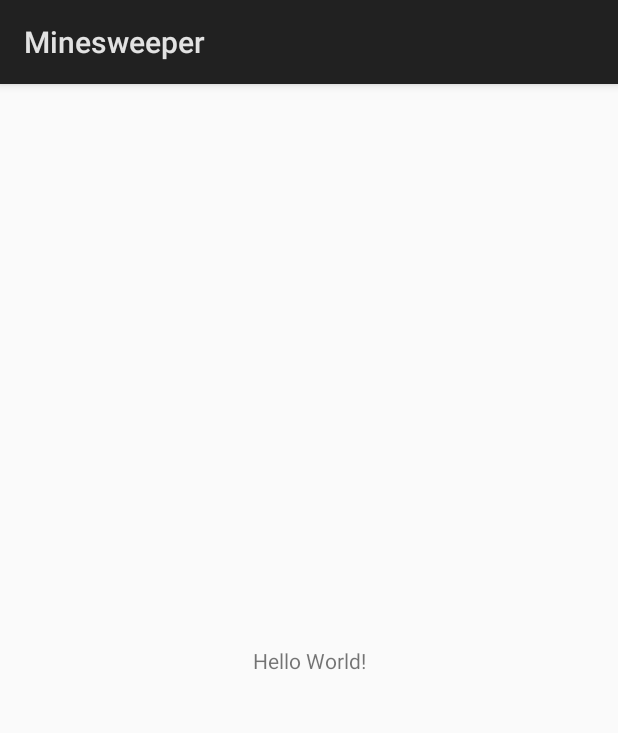
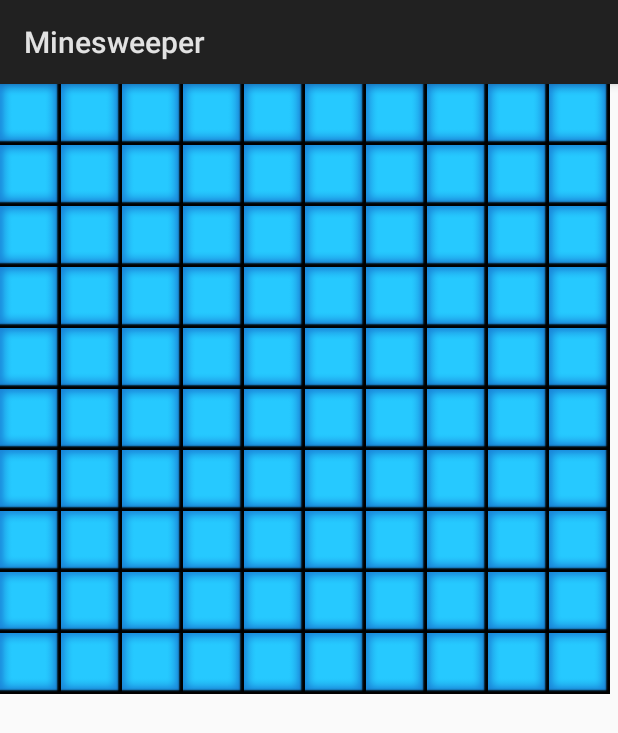
Before and after one commit to pav0373/Minesweeper, an Android app: the screen it shows after launch (MainActivity), on a phone screen of 412 x 824 dp. Shown: the top 733 px of the screen. Run offline under Robolectric (Android 15) with nearby library versions, the phone set to English and light mode, and no system bars.

Commit message:
Generovani boardu

```diff
--- a/app/build.gradle
+++ b/app/build.gradle
@@ -21,6 +21,7 @@ android {
 dependencies {
     implementation fileTree(dir: 'libs', include: ['*.jar'])
     implementation 'com.android.support.constraint:constraint-layout:1.1.3'
+    implementation 'com.android.support:support-v4:28.0.0'
     testImplementation 'junit:junit:4.12'
     androidTestImplementation 'com.android.support.test:runner:1.0.2'
     androidTestImplementation 'com.android.support.test.espresso:espresso-core:3.0.2'
--- /dev/null
+++ b/app/src/main/java/com/example/marek/minesweeper/BaseCell.java
@@ -0,0 +1,103 @@
+package com.example.marek.minesweeper;
+
+import android.content.Context;
+import android.view.View;
+
+public abstract class BaseCell extends View {
+
+    private int value;
+
+    private boolean isBomb;
+    private boolean isRevealed;
+    private boolean isClicked;
+    private boolean isFlagged;
+
+    private int x, y;
+
+    private int position;
+
+    public BaseCell(Context context){
+        super(context);
+    }
+
+    public int getValue() {
+        return value;
+    }
+
+    public void setValue(int value) {
+
+        isBomb=false;
+        isRevealed=false;
+        isClicked=false;
+        isFlagged=false;
+
+        if (value == -1)
+        {
+            isBomb = true;
+        }
+
+        this.value = value;
+    }
+
+    public boolean isBomb() {
+        return isBomb;
+    }
+
+    public void setBomb(boolean bomb) {
+        isBomb = bomb;
+    }
+
+    public boolean isRevealed() {
+        return isRevealed;
+    }
+
+    public void setRevealed(boolean revealed) {
+        isRevealed = revealed;
+    }
+
+    public boolean isClicked() {
+        return isClicked;
+    }
+
+    public void setClicked() {
+        isClicked = true;
+        this.isRevealed = true;
+
+        invalidate();
+    }
+
+    public boolean isFlagged() {
+        return isFlagged;
+    }
+
+    public void setFlagged(boolean flagged) {
+        isFlagged = flagged;
+    }
+
+
+    public int getXPos() {
+        return x;
+    }
+
+
+    public int getYPos() {
+        return y;
+    }
+
+
+    public int getPosition() {
+        return position;
+    }
+
+    public void setPosition(int position) {
+        this.position = position;
+
+        x = position % GameEngine.WIDTH;
+        y = position / GameEngine.HEIGHT;
+
+        invalidate();
+
+    }
+
+
+}
--- /dev/null
+++ b/app/src/main/java/com/example/marek/minesweeper/Cell.java
@@ -0,0 +1,34 @@
+package com.example.marek.minesweeper;
+
+import android.content.Context;
+import android.graphics.Canvas;
+import android.graphics.drawable.Drawable;
+import android.support.v4.content.ContextCompat;
+
+public class Cell extends BaseCell {
+
+    public Cell(Context context, int position){
+
+        super(context);
+
+        setPosition(position);
+    }
+
+    @Override
+    protected void onMeasure(int widthMeasureSpec, int heightMeasureSpec) {
+        super.onMeasure(widthMeasureSpec, widthMeasureSpec);
+    }
+
+    @Override
+    protected void onDraw(Canvas canvas){
+        super.onDraw(canvas);
+
+        drawButton(canvas);
+    }
+
+    private void drawButton(Canvas canvas){
+        Drawable drawable = ContextCompat.getDrawable(getContext(), R.drawable.unclicked);
+        drawable.setBounds(0,0,getWidth(),getHeight());
+        drawable.draw(canvas);
+    }
+}
--- /dev/null
+++ b/app/src/main/java/com/example/marek/minesweeper/GameEngine.java
@@ -0,0 +1,58 @@
+package com.example.marek.minesweeper;
+
+import android.content.Context;
+import android.view.View;
+
+public class GameEngine {
+
+    private static GameEngine instance;
+
+    private GameEngine(){ }
+
+    private Context context;
+
+    private Cell[][] MinesweeperGrid = new Cell[WIDTH][HEIGHT];
+
+    public static final int BOMB_NUMBER = 10;
+    public static final int WIDTH = 10;
+    public static final int HEIGHT = 10;
+
+    public static GameEngine getInstance(){
+        if (instance == null)
+        {
+            instance = new GameEngine();
+        }
+
+        return instance;
+    }
+
+    public void createGrid(Context context){
+        this.context = context;
+
+        int[][] generatedGrid = Generator.generate(BOMB_NUMBER,WIDTH,HEIGHT);
+        setGrid(context,generatedGrid);
+    }
+
+    private void setGrid( final Context context, final int[][] grid){
+        for (int x = 0; x<WIDTH;x++)
+        {
+            for (int y=0; y<HEIGHT;y++)
+            {
+                if( MinesweeperGrid[x][y] == null ){
+                    MinesweeperGrid[x][y] = new Cell( context, y * HEIGHT + x);
+                }
+                MinesweeperGrid[x][y].setValue(grid[x][y]);
+                MinesweeperGrid[x][y].invalidate();
+            }
+        }
+
+    }
+
+    public View getCellAt(int position) {
+        int x = position % WIDTH;
+        int y = position / HEIGHT;
+
+        return MinesweeperGrid[x][y];
+
+    }
+}
--- /dev/null
+++ b/app/src/main/java/com/example/marek/minesweeper/Generator.java
@@ -0,0 +1,78 @@
+package com.example.marek.minesweeper;
+
+import java.util.Random;
+
+public class Generator {
+
+    public static int[][] generate(int bombnumber, final int width, final int height)
+    {
+        Random r=new Random();
+
+        int[][] grid = new int[width][height];
+
+        for (int x = 0; x < width;x++)
+        {
+            grid[x] = new int[height];
+        }
+
+        while(bombnumber>0)
+        {
+            int x = r.nextInt(width);
+            int y = r.nextInt(height);
+
+            if (grid[x][y]!=-1)
+            {
+                grid[x][y]=-1;
+                bombnumber--;
+            }
+        }
+        grid = calculateNeighbours(grid,width,height);
+
+        return grid;
+    }
+
+
+    private static int[][] calculateNeighbours( int[][] grid, final int width, final int height)
+    {
+        for (int x = 0; x<width;x++)
+        {
+            for (int y = 0; y<height;y++){
+                grid[x][y]= getNeighborNumber(grid,x,y,width,height);
+            }
+        }
+        return grid;
+    }
+
+    private static int getNeighborNumber(final int grid[][],final int x, final int y, final int width, final int height)
+    {
+        if (grid[x][y]==-1)
+        {
+            return -1;
+        }
+
+        int count = 0;
+
+        if (isMineAt(grid,x-1,y-1,width,height)) count++;
+        if (isMineAt(grid,x-1,   y,width,height))   count++;
+        if (isMineAt(grid,x-1,y+1,width,height)) count++;
+        if (isMineAt(grid,   x,  y-1,width,height)) count++;
+        if (isMineAt(grid,   x,  y+1,width,height)) count++;
+        if (isMineAt(grid,x+1,y-1,width,height)) count++;
+        if (isMineAt(grid,x+1,   y,width,height))   count++;
+        if (isMineAt(grid,x+1,y+1,width,height)) count++;
+
+        return count;
+    }
+
+    private static boolean isMineAt(final int[][] grid, final int x, final int y, final int width, final int height){
+        if (x>= 0 && y>=0 && x<width && y<height) {
+
+            if (grid[x][y]==-1)
+            {
+                return true;
+            }
+
+        }
+        return false;
+    }
+}
--- /dev/null
+++ b/app/src/main/java/com/example/marek/minesweeper/Grid.java
@@ -0,0 +1,50 @@
+package com.example.marek.minesweeper;
+
+import android.content.Context;
+import android.util.AttributeSet;
+import android.view.View;
+import android.view.ViewGroup;
+import android.widget.BaseAdapter;
+import android.widget.GridView;
+
+public class Grid extends GridView {
+
+    public Grid (Context context, AttributeSet attrs){
+
+        super(context,attrs);
+        GameEngine.getInstance().createGrid(context);
+        setNumColumns(GameEngine.WIDTH);
+        setAdapter(new GridAdapter());
+    }
+
+
+    @Override
+    protected void onMeasure(int widthMeasureSpec, int heightMeasureSpec) {
+        super.onMeasure(widthMeasureSpec, widthMeasureSpec);
+    }
+
+    private class GridAdapter extends BaseAdapter {
+
+
+        @Override
+        public int getCount() {
+            return GameEngine.WIDTH * GameEngine.HEIGHT;
+        }
+
+        @Override
+        public Object getItem(int position) {
+            return null;
+        }
+
+        @Override
+        public long getItemId(int position) {
+            return 0;
+        }
+
+        @Override
+        public View getView(int position, View convertView, ViewGroup parent) {
+            return GameEngine.getInstance().getCellAt(position);
+        }
+    }
+
+}
--- a/app/src/main/java/com/example/marek/minesweeper/MainActivity.java
+++ b/app/src/main/java/com/example/marek/minesweeper/MainActivity.java
@@ -9,5 +9,10 @@ public class MainActivity extends Activity {
     protected void onCreate(Bundle savedInstanceState) {
         super.onCreate(savedInstanceState);
         setContentView(R.layout.activity_main);
+
+
+
     }
+
+
 }
--- a/app/src/main/res/layout/activity_main.xml
+++ b/app/src/main/res/layout/activity_main.xml
@@ -4,15 +4,14 @@
     xmlns:tools="http://schemas.android.com/tools"
     android:layout_width="match_parent"
     android:layout_height="match_parent"
+    android:id="@+id/mainAct"
     tools:context=".MainActivity">
 
-    <TextView
-        android:layout_width="wrap_content"
+
+    <com.example.marek.minesweeper.Grid
+        android:id="@+id/minesweeperGridView"
+        android:layout_width="match_parent"
         android:layout_height="wrap_content"
-        android:text="Hello World!"
-        app:layout_constraintBottom_toBottomOf="parent"
-        app:layout_constraintLeft_toLeftOf="parent"
-        app:layout_constraintRight_toRightOf="parent"
-        app:layout_constraintTop_toTopOf="parent" />
+        android:layout_centerHorizontal="true"></com.example.marek.minesweeper.Grid>
 
 </android.support.constraint.ConstraintLayout>
```
Also changed, not shown: app/src/main/res/drawable/unclicked.png (added), build.gradle (line endings or trailing spaces).
